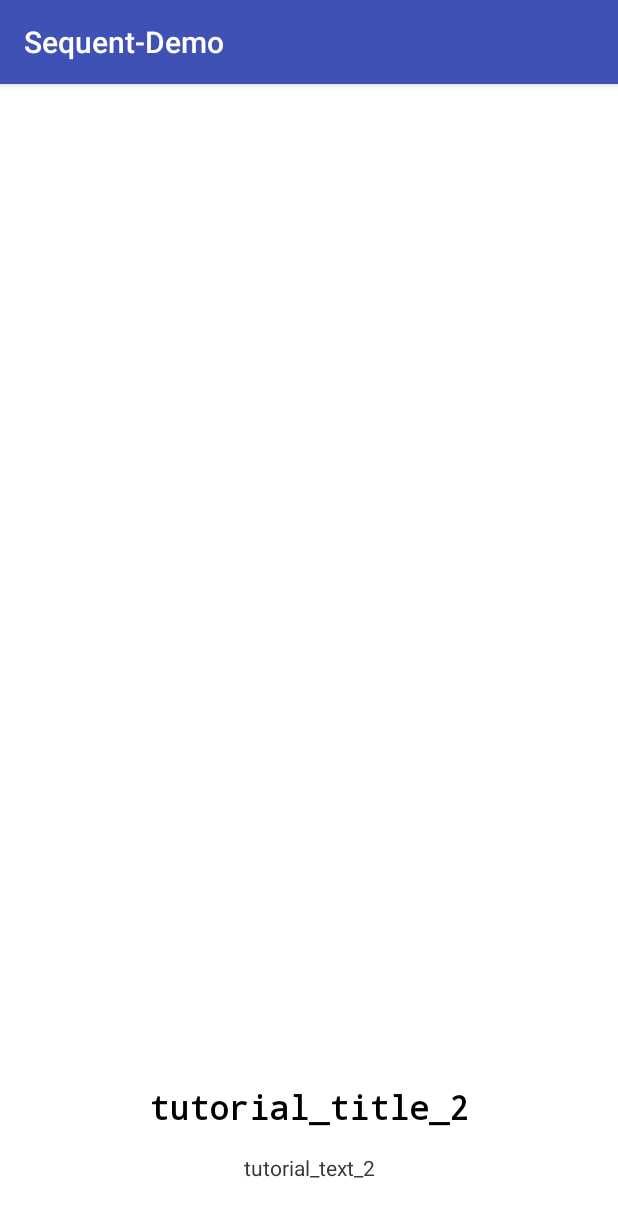
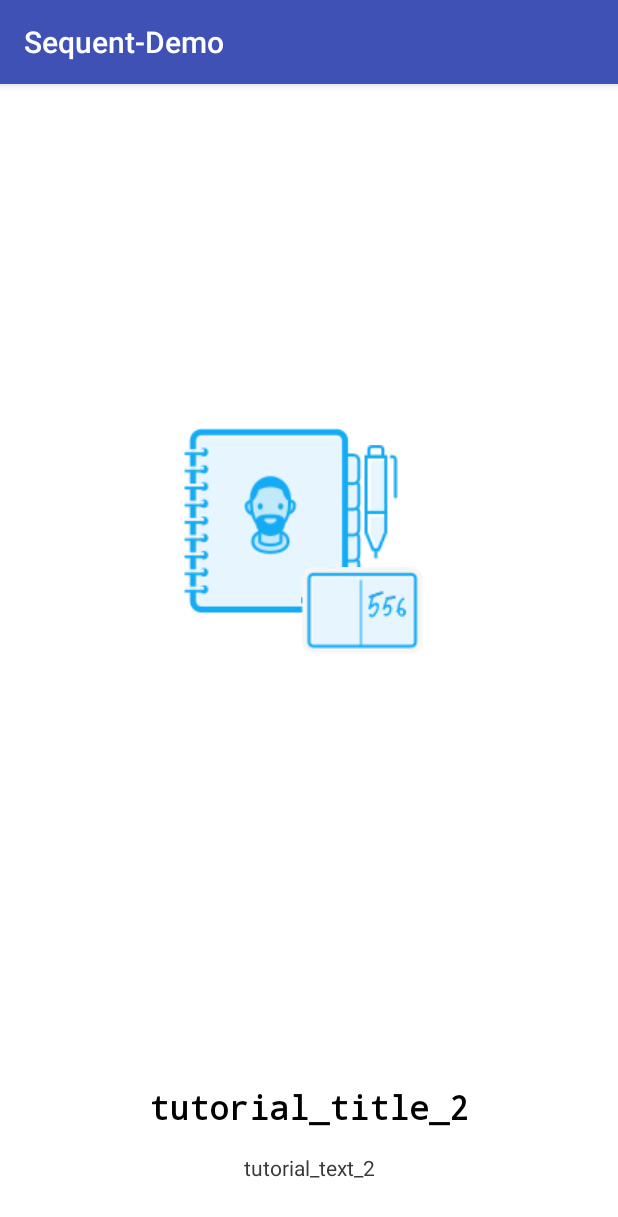
Before and after one commit to fujiyuu75/Sequent, an Android app: the fragment TutorialFragment2 shown on its own in the app's theme, on a phone screen of 412 x 824 dp. Shown: the top 1217 px of the screen. Run offline under Robolectric (Android 15) with nearby library versions, the phone set to English and light mode, and no system bars.

Commit message:
Modify tutorial2

```diff
--- a/app/src/main/java/com/fujiyuu75/sequent/sample/TutorialFragment2.java
+++ b/app/src/main/java/com/fujiyuu75/sequent/sample/TutorialFragment2.java
@@ -1,12 +1,18 @@
 package com.fujiyuu75.sequent.sample;
 
 import android.os.Bundle;
+import android.support.annotation.Nullable;
 import android.support.v4.app.Fragment;
 import android.view.LayoutInflater;
 import android.view.View;
 import android.view.ViewGroup;
+import android.widget.FrameLayout;
+
+import com.fujiyuu75.sequent.Sequent;
 
 public class TutorialFragment2 extends Fragment {
+
+    private FrameLayout layout;
 
     @Override
     public View onCreateView(LayoutInflater inflater,
@@ -15,4 +21,20 @@ public class TutorialFragment2 extends Fragment {
 
         return inflater.inflate(R.layout.fragment_tutorial_2, null);
     }
+
+    @Override
+    public void onViewCreated(View v, @Nullable Bundle savedInstanceState) {
+        super.onViewCreated(v, savedInstanceState);
+
+        layout = (FrameLayout)v.findViewById(R.id.image_layout);
+    }
+
+    @Override
+    public void setUserVisibleHint(boolean isVisibleToUser) {
+        super.setUserVisibleHint(isVisibleToUser);
+
+        if (isVisibleToUser && layout != null) {
+            Sequent.origin(layout).anim(getActivity(), R.anim.popup).start();
+        }
+    }
 }
--- a/app/src/main/res/layout/fragment_tutorial_2.xml
+++ b/app/src/main/res/layout/fragment_tutorial_2.xml
@@ -7,16 +7,41 @@
     android:paddingLeft="10dp"
     android:paddingRight="10dp">
 
-    <LinearLayout
+    <FrameLayout
         android:id="@+id/image_layout"
         android:layout_width="match_parent"
         android:layout_height="0dp"
-        android:layout_gravity="top"
         android:layout_weight="1"
+        android:gravity="center"
         android:orientation="vertical"
         android:paddingBottom="24dp"
         android:paddingTop="24dp">
-    </LinearLayout>
+
+        <android.support.v7.widget.AppCompatImageView
+            android:layout_width="wrap_content"
+            android:layout_height="wrap_content"
+            android:layout_gravity="center"
+            android:layout_marginRight="24dp"
+            android:layout_marginBottom="24dp"
+            android:src="@drawable/t2_1"/>
+
+        <android.support.v7.widget.AppCompatImageView
+            android:layout_width="wrap_content"
+            android:layout_height="wrap_content"
+            android:layout_gravity="center"
+            android:layout_marginLeft="36dp"
+            android:layout_marginTop="36dp"
+            android:src="@drawable/t2_2"/>
+
+        <android.support.v7.widget.AppCompatImageView
+            android:layout_width="wrap_content"
+            android:layout_height="wrap_content"
+            android:layout_gravity="center"
+            android:layout_marginLeft="48dp"
+            android:layout_marginBottom="36dp"
+            android:src="@drawable/t2_3"/>
+
+    </FrameLayout>
 
     <LinearLayout
         android:layout_width="match_parent"
@@ -33,10 +58,10 @@
             android:gravity="center_horizontal"
             android:lineSpacingExtra="@dimen/common_line_spacing_extra"
             android:text="@string/tutorial_title_2"
+            android:textColor="@color/color_black"
             android:textSize="@dimen/common_text_size_large"
             android:textStyle="bold"
-            android:typeface="monospace"
-            android:textColor="@color/color_black"/>
+            android:typeface="monospace"/>
 
         <TextView
             android:id="@+id/tutorial_text"
```
Also changed, not shown: app/src/main/res/drawable/t2_1.png (added), app/src/main/res/drawable/t2_2.png (added), app/src/main/res/drawable/t2_3.png (added).
